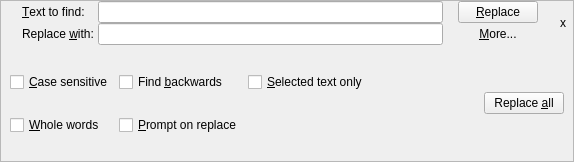
Old version of the form tools/qtsourceview/demos/demo4/replacewidget.ui in the repository diegoiast/qtsourceview.
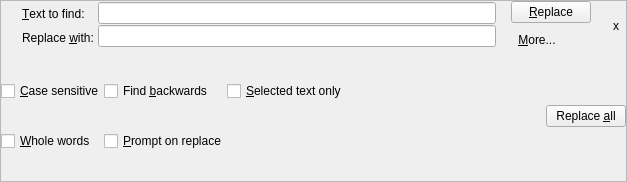
New version of the form. Icons and pictures are not drawn. Custom widgets are drawn as their Qt base class.

Patch:
```diff
--- a/tools/qtsourceview/demos/demo4/replacewidget.ui
+++ b/tools/qtsourceview/demos/demo4/replacewidget.ui
@@ -6,12 +6,14 @@
    <rect>
     <x>0</x>
     <y>0</y>
-    <width>574</width>
-    <height>162</height>
+    <width>627</width>
+    <height>182</height>
    </rect>
   </property>
   <property name="sizePolicy" >
-   <sizepolicy vsizetype="MinimumExpanding" hsizetype="Preferred" >
+   <sizepolicy>
+    <hsizetype>1</hsizetype>
+    <vsizetype>4</vsizetype>
     <horstretch>0</horstretch>
     <verstretch>0</verstretch>
    </sizepolicy>
@@ -20,21 +22,12 @@
    <string>Form</string>
   </property>
   <layout class="QVBoxLayout" >
+   <property name="margin" >
+    <number>0</number>
+   </property>
    <property name="spacing" >
     <number>0</number>
    </property>
-   <property name="leftMargin" >
-    <number>0</number>
-   </property>
-   <property name="topMargin" >
-    <number>0</number>
-   </property>
-   <property name="rightMargin" >
-    <number>0</number>
-   </property>
-   <property name="bottomMargin" >
-    <number>0</number>
-   </property>
    <item>
     <widget class="QFrame" name="frame" >
      <property name="frameShape" >
@@ -44,22 +37,10 @@
       <enum>QFrame::Plain</enum>
      </property>
      <layout class="QGridLayout" >
-      <property name="leftMargin" >
+      <property name="margin" >
        <number>0</number>
       </property>
-      <property name="topMargin" >
-       <number>0</number>
-      </property>
-      <property name="rightMargin" >
-       <number>0</number>
-      </property>
-      <property name="bottomMargin" >
-       <number>0</number>
-      </property>
-      <property name="horizontalSpacing" >
-       <number>0</number>
-      </property>
-      <property name="verticalSpacing" >
+      <property name="spacing" >
        <number>0</number>
       </property>
       <item row="0" column="0" >
@@ -80,6 +61,9 @@
       </item>
       <item row="0" column="1" >
        <layout class="QVBoxLayout" >
+        <property name="margin" >
+         <number>0</number>
+        </property>
         <property name="spacing" >
          <number>0</number>
         </property>
@@ -107,6 +91,9 @@
       </item>
       <item row="0" column="2" >
        <layout class="QVBoxLayout" >
+        <property name="margin" >
+         <number>0</number>
+        </property>
         <property name="spacing" >
          <number>0</number>
         </property>
@@ -136,6 +123,12 @@
       </item>
       <item row="0" column="4" >
        <layout class="QVBoxLayout" >
+        <property name="margin" >
+         <number>0</number>
+        </property>
+        <property name="spacing" >
+         <number>6</number>
+        </property>
         <item>
          <widget class="QPushButton" name="replaceButton" >
           <property name="toolTip" >
@@ -149,14 +142,13 @@
         <item>
          <widget class="QToolButton" name="moreButton" >
           <property name="sizePolicy" >
-           <sizepolicy vsizetype="Fixed" hsizetype="Minimum" >
+           <sizepolicy>
+            <hsizetype>0</hsizetype>
+            <vsizetype>0</vsizetype>
             <horstretch>0</horstretch>
             <verstretch>0</verstretch>
            </sizepolicy>
           </property>
-          <property name="cursor" >
-           <cursorShape>PointingHandCursor</cursorShape>
-          </property>
           <property name="focusPolicy" >
            <enum>Qt::StrongFocus</enum>
           </property>
@@ -201,6 +193,12 @@
          <number>0</number>
         </property>
         <layout class="QGridLayout" >
+         <property name="margin" >
+          <number>0</number>
+         </property>
+         <property name="spacing" >
+          <number>0</number>
+         </property>
          <item row="0" column="0" >
           <widget class="QCheckBox" name="caseSensitive" >
            <property name="text" >
```
Left out of the diff: 17 changed lines with no effect on the pictures.
